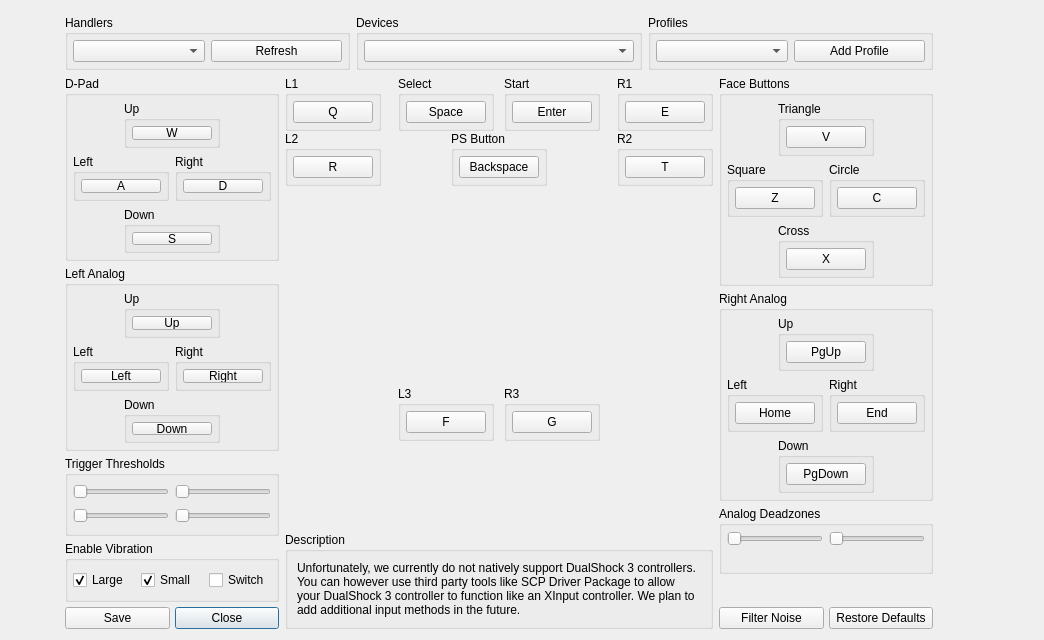
First picture: the form in rpcs3/rpcs3qt/pad_settings_dialog.ui, repository RPCS3/rpcs3, before the edit.
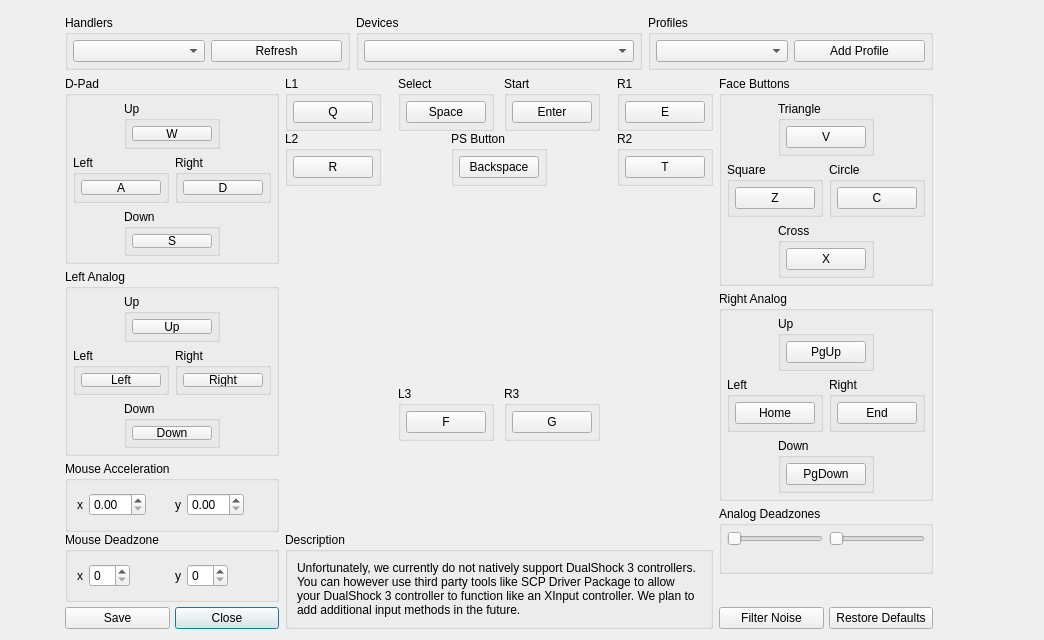
Second picture: the form after the edit. The open tabs and pages were chosen to show the change. Icons and pictures are not drawn.

Commit message: Qt/Input: add mouse settings to the pad settings dialog

```diff
--- a/rpcs3/rpcs3qt/pad_settings_dialog.ui
+++ b/rpcs3/rpcs3qt/pad_settings_dialog.ui
@@ -626,6 +626,31 @@
          </widget>
         </item>
         <item>
+         <widget class="QStackedWidget" name="stackedWidget">
+          <property name="lineWidth">
+           <number>0</number>
+          </property>
+          <property name="currentIndex">
+           <number>0</number>
+          </property>
+          <widget class="QWidget" name="pad_page">
+           <layout class="QVBoxLayout" name="verticalLayout">
+            <property name="spacing">
+             <number>0</number>
+            </property>
+            <property name="leftMargin">
+             <number>0</number>
+            </property>
+            <property name="topMargin">
+             <number>0</number>
+            </property>
+            <property name="rightMargin">
+             <number>0</number>
+            </property>
+            <property name="bottomMargin">
+             <number>0</number>
+            </property>
+            <item>
          <widget class="QGroupBox" name="gb_triggers">
           <property name="minimumSize">
            <size>
@@ -734,6 +759,151 @@
             </widget>
            </item>
           </layout>
+             </widget>
+            </item>
+           </layout>
+          </widget>
+          <widget class="QWidget" name="mouse_page">
+           <layout class="QVBoxLayout" name="verticalLayout_2">
+            <property name="spacing">
+             <number>0</number>
+            </property>
+            <property name="leftMargin">
+             <number>0</number>
+            </property>
+            <property name="topMargin">
+             <number>0</number>
+            </property>
+            <property name="rightMargin">
+             <number>0</number>
+            </property>
+            <property name="bottomMargin">
+             <number>0</number>
+            </property>
+            <item>
+             <widget class="QGroupBox" name="gb_mouse_accel">
+              <property name="title">
+               <string>Mouse Acceleration</string>
+              </property>
+              <layout class="QHBoxLayout" name="horizontalLayout_27">
+               <item>
+                <widget class="QLabel" name="mouse_accel_x_label">
+                 <property name="text">
+                  <string>x</string>
+                 </property>
+                </widget>
+               </item>
+               <item>
+                <widget class="QDoubleSpinBox" name="mouse_accel_x"/>
+               </item>
+               <item>
+                <spacer name="horizontalSpacer_25">
+                 <property name="orientation">
+                  <enum>Qt::Horizontal</enum>
+                 </property>
+                 <property name="sizeType">
+                  <enum>QSizePolicy::MinimumExpanding</enum>
+                 </property>
+                 <property name="sizeHint" stdset="0">
+                  <size>
+                   <width>0</width>
+                   <height>0</height>
+                  </size>
+                 </property>
+                </spacer>
+               </item>
+               <item>
+                <widget class="QLabel" name="mouse_accel_y_label">
+                 <property name="text">
+                  <string>y</string>
+                 </property>
+                </widget>
+               </item>
+               <item>
+                <widget class="QDoubleSpinBox" name="mouse_accel_y"/>
+               </item>
+               <item>
+                <spacer name="horizontalSpacer_26">
+                 <property name="orientation">
+                  <enum>Qt::Horizontal</enum>
+                 </property>
+                 <property name="sizeType">
+                  <enum>QSizePolicy::MinimumExpanding</enum>
+                 </property>
+                 <property name="sizeHint" stdset="0">
+                  <size>
+                   <width>0</width>
+                   <height>0</height>
+                  </size>
+                 </property>
+                </spacer>
+               </item>
+              </layout>
+             </widget>
+            </item>
+            <item>
+             <widget class="QGroupBox" name="gb_mouse_dz">
+              <property name="title">
+               <string>Mouse Deadzone</string>
+              </property>
+              <layout class="QHBoxLayout" name="horizontalLayout_26">
+               <item>
+                <widget class="QLabel" name="mouse_dz_x_label">
+                 <property name="text">
+                  <string>x</string>
+                 </property>
+                </widget>
+               </item>
+               <item>
+                <widget class="QSpinBox" name="mouse_dz_x"/>
+               </item>
+               <item>
+                <spacer name="horizontalSpacer_23">
+                 <property name="orientation">
+                  <enum>Qt::Horizontal</enum>
+                 </property>
+                 <property name="sizeType">
+                  <enum>QSizePolicy::MinimumExpanding</enum>
+                 </property>
+                 <property name="sizeHint" stdset="0">
+                  <size>
+                   <width>0</width>
+                   <height>0</height>
+                  </size>
+                 </property>
+                </spacer>
+               </item>
+               <item>
+                <widget class="QLabel" name="mouse_dz_y_label">
+                 <property name="text">
+                  <string>y</string>
+                 </property>
+                </widget>
+               </item>
+               <item>
+                <widget class="QSpinBox" name="mouse_dz_y"/>
+               </item>
+               <item>
+                <spacer name="horizontalSpacer_24">
+                 <property name="orientation">
+                  <enum>Qt::Horizontal</enum>
+                 </property>
+                 <property name="sizeType">
+                  <enum>QSizePolicy::MinimumExpanding</enum>
+                 </property>
+                 <property name="sizeHint" stdset="0">
+                  <size>
+                   <width>0</width>
+                   <height>0</height>
+                  </size>
+                 </property>
+                </spacer>
+               </item>
+              </layout>
+             </widget>
+            </item>
+           </layout>
+          </widget>
          </widget>
         </item>
         <item>
```
Lines whose indentation alone changed are shown as unchanged. The commit also changes 1 other file.
